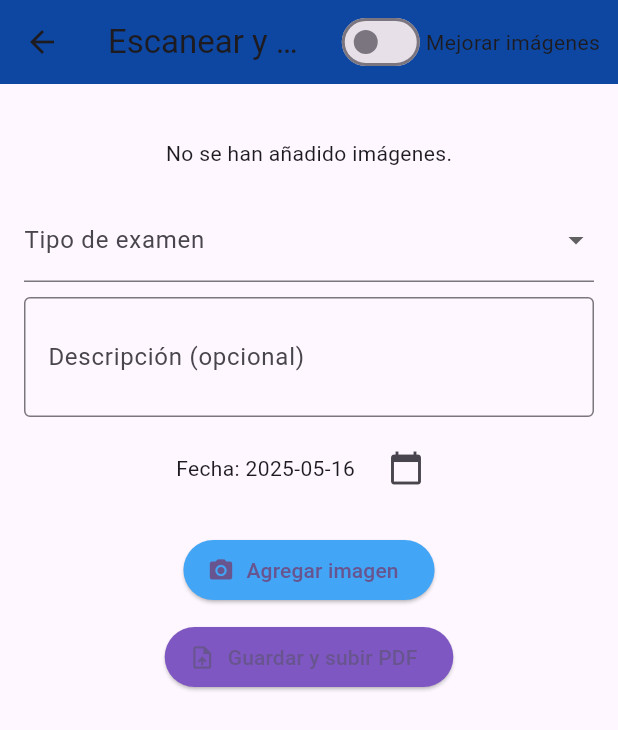
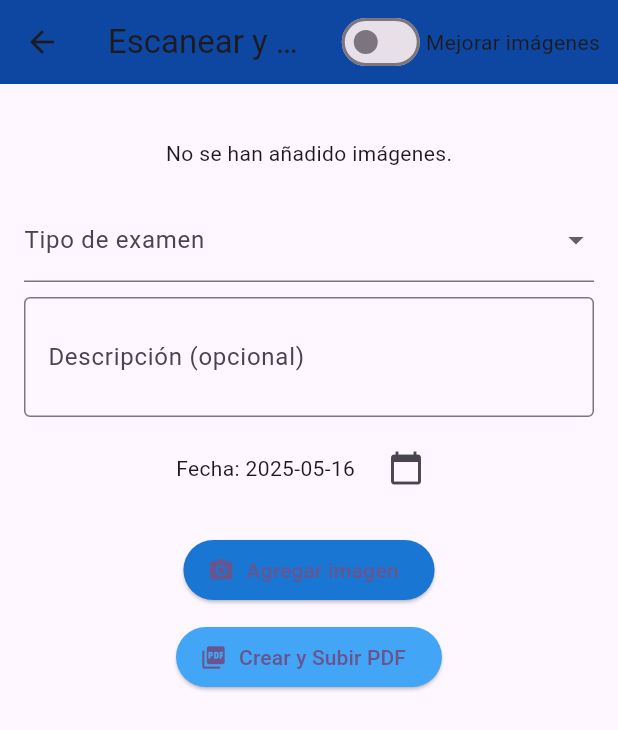
Before and after one commit to luisgarcia2807/myfirst, a Flutter app: the ScanView screen opened directly, after a tap on "Agregar imagen", on a phone screen of 412 x 824 dp. Shown: the top 730 px of the screen. Run offline on Flutter 3.47's test engine with Material 3 defaults, Android fonts, the light colour scheme and no system bars; our stand-ins replace dotted_border, icons_plus, image_picker, pdf, permission_handler, printing and 1 more; missing offline and left inert: crop_your_image; accounts and stored records are empty.

Commit message:
nuevos cambio scaner

```diff
--- a/lib/screens/Escaner.dart
+++ b/lib/screens/Escaner.dart
@@ -1,7 +1,7 @@
 import 'dart:io';
+import 'dart:typed_data';  // Para Uint8List
 import 'package:flutter/material.dart';
 import 'package:image_picker/image_picker.dart';
-import 'package:image_cropper/image_cropper.dart';
 import 'package:pdf/widgets.dart' as pw;
 import 'package:pdf/pdf.dart';
 import 'package:printing/printing.dart';
@@ -10,7 +10,10 @@ import 'package:permission_handler/permission_handler.dart';
 import 'package:http/http.dart' as http;
 import 'package:image/image.dart' as img;
 
-import '../constans.dart'; // Asegúrate de que esta ruta sea correcta
+// Import para crop_your_image:
+import 'package:crop_your_image/crop_your_image.dart';
+
+import '../constans.dart'; // Ajusta la ruta según tu proyecto
 
 class ScanView extends StatefulWidget {
   const ScanView({super.key});
@@ -34,7 +37,11 @@ class _ScanViewState extends State<ScanView> {
   String? _nombreExamenSeleccionado;
   final TextEditingController _descripcionController = TextEditingController();
   DateTime _fechaRealizacion = DateTime.now();
-  final int pacienteId = 1; // ⚠️ Cambiar por el ID real del paciente
+  final int pacienteId = 1; // Cambia por el ID real del paciente
+
+  // Controlador para crop_your_image
+  final _cropController = CropController();
+  Uint8List? _imageBytesToCrop;
 
   Future<void> _pickAndCropImage() async {
     final status = await Permission.camera.request();
@@ -47,34 +54,49 @@ class _ScanViewState extends State<ScanView> {
 
     final picked = await ImagePicker().pickImage(source: ImageSource.camera);
     if (picked != null) {
-      final cropped = await ImageCropper().cropImage(
-        sourcePath: picked.path,
-        aspectRatioPresets: [CropAspectRatioPreset.original],
-        uiSettings: [
-          AndroidUiSettings(
-            toolbarTitle: 'Recortar imagen',
-            toolbarColor: Colors.blue,
-            toolbarWidgetColor: Colors.white,
-            initAspectRatio: CropAspectRatioPreset.original,
-            lockAspectRatio: false,
-          ),
-        ],
-      );
-      if (cropped != null) {
-        File finalImage = File(cropped.path);
+      _imageBytesToCrop = await picked.readAsBytes();
+
+      // Mostrar diálogo para recortar la imagen
+      showDialog(
+        context: context,
+        builder: (_) => AlertDialog(
+          contentPadding: EdgeInsets.zero,
+          content: SizedBox(
+            width: 300,
+            height: 400,
+            child: Crop(
+              image: _imageBytesToCrop!,
+              controller: _cropController,
+              onCropped: (croppedData) async {
+                Navigator.of(context).pop();
+
+                final tempDir = await getTemporaryDirectory();
+                final path =
+                    '${tempDir.path}/cropped_${DateTime.now().millisecondsSinceEpoch}.jpg';
+                File finalImage = await File(path).writeAsBytes(croppedData);
 
                 if (_mejorarImagen) {
-          final img.Image? original = img.decodeImage(await finalImage.readAsBytes());
+                  final img.Image? original =
+                  img.decodeImage(await finalImage.readAsBytes());
                   if (original != null) {
-            final mejorada = img.adjustColor(original, contrast: 1.2, brightness: 0.1);
-            final tempPath = '${(await getTemporaryDirectory()).path}/mejorada_${DateTime.now().millisecondsSinceEpoch}.jpg';
-            final nuevaImagen = File(tempPath)..writeAsBytesSync(img.encodeJpg(mejorada));
+                    final mejorada =
+                    img.adjustColor(original, contrast: 1.2, brightness: 0.1);
+                    final mejoradaPath =
+                        '${tempDir.path}/mejorada_${DateTime.now().millisecondsSinceEpoch}.jpg';
+                    final nuevaImagen =
+                    File(mejoradaPath)..writeAsBytesSync(img.encodeJpg(mejorada));
                     finalImage = nuevaImagen;
                   }
                 }
 
                 setState(() => _imagenes.add(finalImage));
-      }
+              },
+              fixArea: true,
+              aspectRatio: 1.0,
+            ),
+          ),
+        ),
+      );
     }
   }
 
@@ -258,22 +280,28 @@ class _ScanViewState extends State<ScanView> {
                 icon: const Icon(Icons.camera_alt),
                 label: const Text('Agregar imagen'),
                 onPressed: _pickAndCropImage,
-                style: ElevatedButton.styleFrom(backgroundColor: colores[2]),
+                style: ElevatedButton.styleFrom(
+                  backgroundColor: colores[1],
+                ),
               ),
               const SizedBox(height: 10),
               ElevatedButton.icon(
-                icon: const Icon(Icons.upload_file),
-                label: const Text('Guardar y subir PDF'),
+                icon: const Icon(Icons.picture_as_pdf),
+                label: const Text('Crear y Subir PDF'),
                 onPressed: _saveAsPdf,
-                style: ElevatedButton.styleFrom(backgroundColor: colores[3]),
+                style: ElevatedButton.styleFrom(
+                  backgroundColor: colores[2],
+                ),
               ),
               const SizedBox(height: 10),
               if (_pdfFile != null)
                 ElevatedButton.icon(
-                  icon: const Icon(Icons.picture_as_pdf),
-                  label: const Text('Ver PDF generado'),
+                  icon: const Icon(Icons.visibility),
+                  label: const Text('Ver PDF'),
                   onPressed: _verPdfPreview,
-                  style: ElevatedButton.styleFrom(backgroundColor: colores[4]),
+                  style: ElevatedButton.styleFrom(
+                    backgroundColor: colores[3],
+                  ),
                 ),
             ],
           ),
@@ -285,14 +313,17 @@ class _ScanViewState extends State<ScanView> {
 
 class PdfPreviewScreen extends StatelessWidget {
   final File file;
+
   const PdfPreviewScreen({super.key, required this.file});
 
   @override
   Widget build(BuildContext context) {
     return Scaffold(
-      appBar: AppBar(title: const Text("Vista previa del PDF")),
+      appBar: AppBar(
+        title: const Text('Vista previa PDF'),
+      ),
       body: PdfPreview(
-        build: (format) => file.readAsBytes(),
+        build: (format) => file.readAsBytesSync(),
       ),
     );
   }
--- a/pubspec.yaml
+++ b/pubspec.yaml
@@ -42,7 +42,7 @@ dependencies:
   path: ^1.8.3
   permission_handler: ^11.3.1
   file_picker: ^6.1.1
-  image_cropper: ^5.0.1
+  crop_your_image: ^0.7.1
   image: ^4.1.7
   flutter_pdfview: ^1.3.2
   printing: ^5.12.0
```
Also changed, not shown: pubspec.lock. Lines whose indentation alone changed are shown as unchanged.
